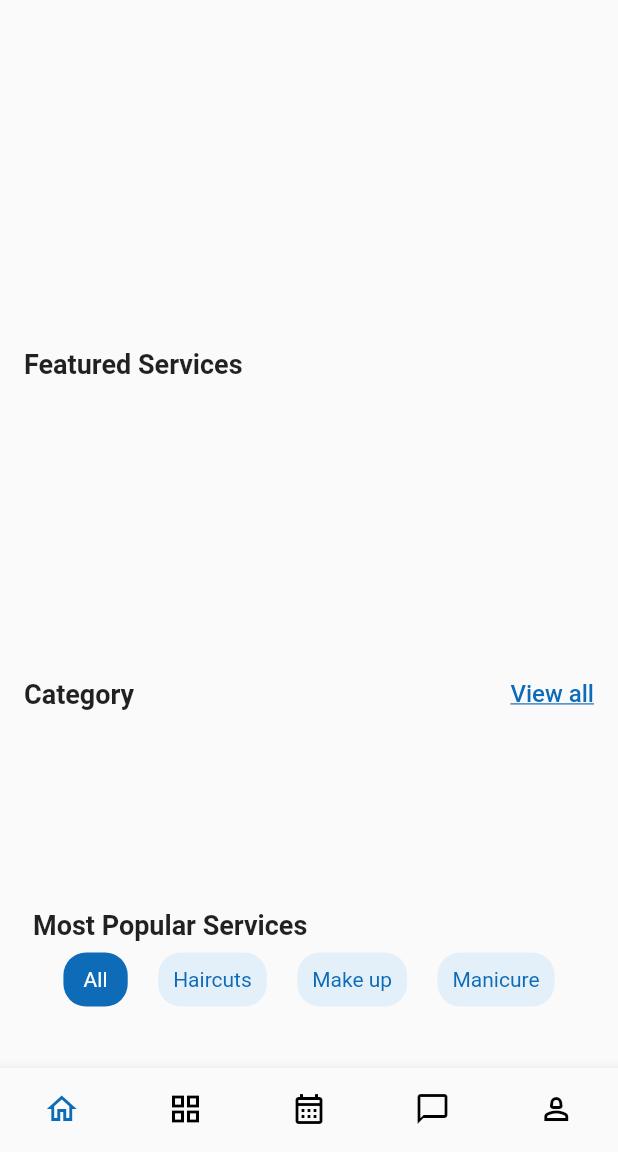
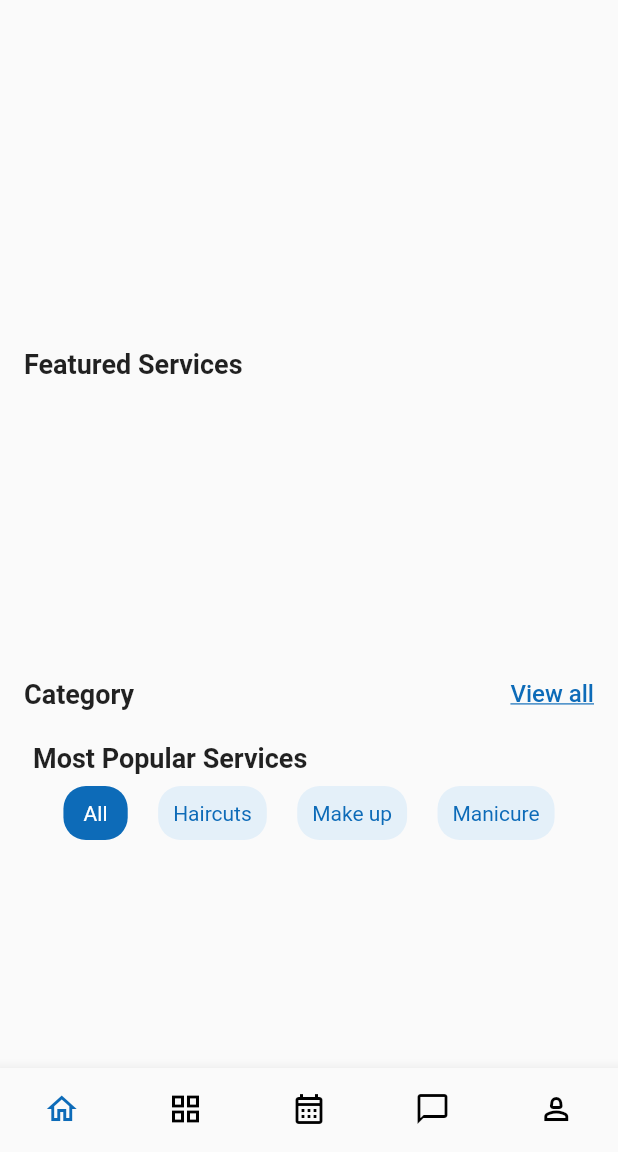
Before and after one commit to nicolas-ferrada/bwi_hair_salon, a Flutter app: the screen it shows once a user with an empty profile is signed in, on a phone screen of 412 x 824 dp, the part 84-1236 px from its top. Run offline on Flutter 3.47's test engine with Material 2 defaults, Android fonts, the phone set to English and light mode, and no system bars; our stand-ins replace cloud_firestore, firebase_auth, firebase_core; accounts and stored records are empty.

Commit message:
fix calculate needed space formula for category
remove unnecessary expanded widget from text

```diff
--- a/lib/presentation/screens/category_screen.dart
+++ b/lib/presentation/screens/category_screen.dart
@@ -87,11 +87,13 @@ class CategoryScreen extends StatelessWidget {
   }
 
   double calculateNeededSpace() {
-    int objPerRow = 3;
-    int pixelPerRow = 165;
-    return (((((categoryListLength() - 1) / objPerRow) + 1) * pixelPerRow)
-            .ceil())
-        .toDouble();
+    const int objectsPerRow = 3;
+    const int pixelPerRow = 160;
+    int totalObjects = categoryListLength();
+
+    int totalRows = (totalObjects / objectsPerRow).ceil();
+
+    return (totalRows * pixelPerRow).toDouble();
   }
 
   int categoryListLength() {
@@ -104,7 +106,6 @@ class CategoryScreen extends StatelessWidget {
     return Column(
       children: [
         Expanded(
-          flex: 3,
           child: Container(
             decoration: BoxDecoration(
               image: DecorationImage(
@@ -115,12 +116,10 @@ class CategoryScreen extends StatelessWidget {
           ),
         ),
         const SizedBox(height: 2),
-        Expanded(
-          child: Text(
-            category.title,
-            style: const TextStyle(
-              fontWeight: FontWeight.bold,
-            ),
+        Text(
+          category.title,
+          style: const TextStyle(
+            fontWeight: FontWeight.bold,
           ),
         ),
       ],
```
